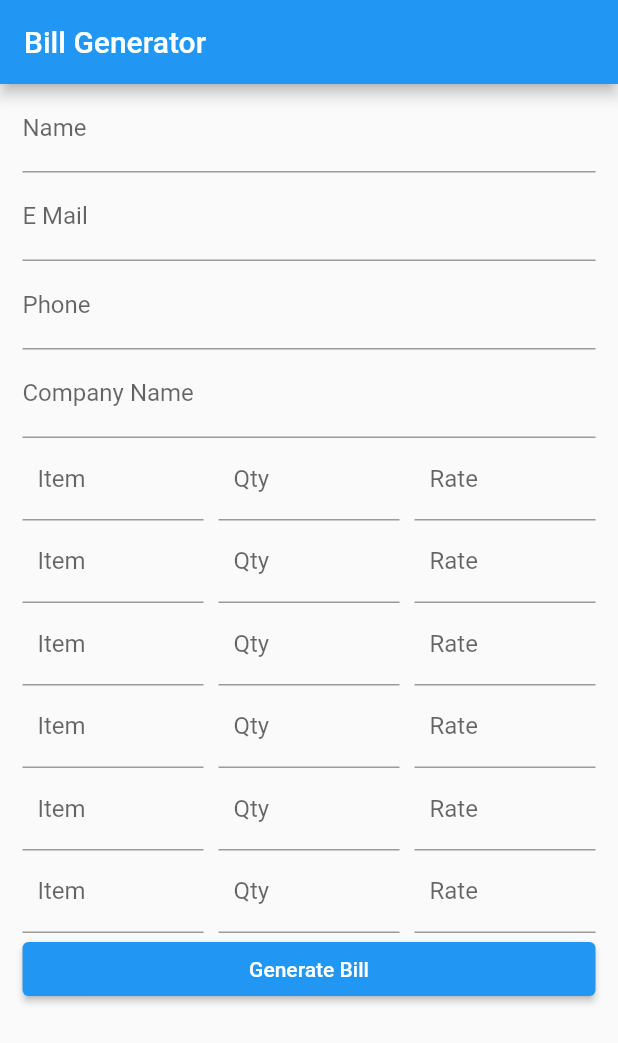
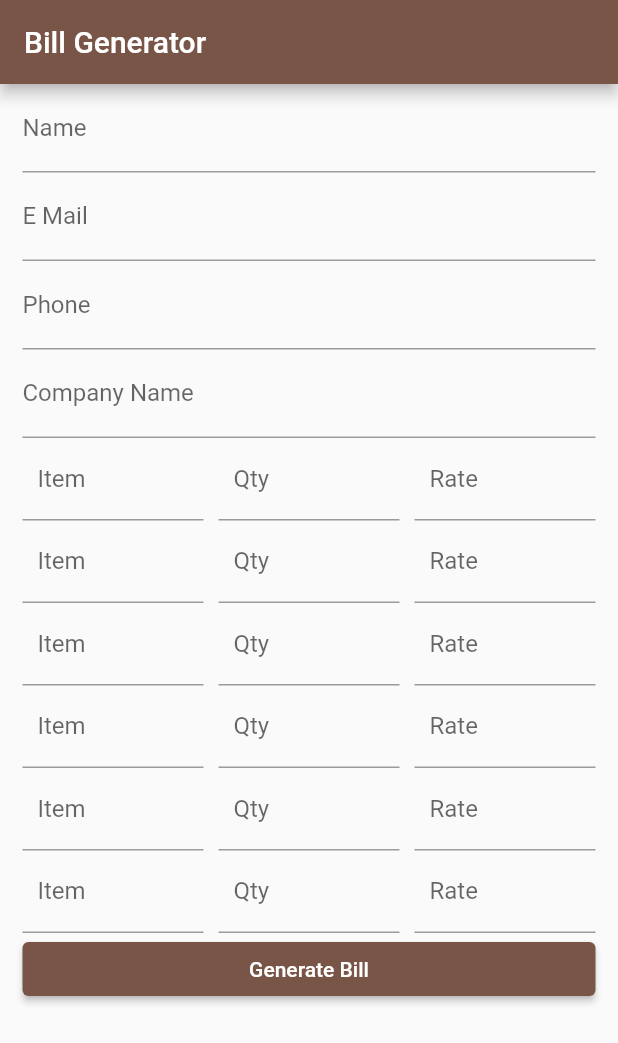
Before and after one commit to Kronos-2701/bill_generator_flutter, a Flutter app: the screen it shows after launch, after a tap on "Generate Bill", on a phone screen of 412 x 824 dp. Shown: the top 1043 px of the screen. Run offline on Flutter 3.47's test engine with Material 2 defaults, Android fonts, the light colour scheme and no system bars; our stand-ins replace open_file; missing offline and left inert: syncfusion_flutter_pdf.

Commit message:
update 2

```diff
--- a/lib/home.dart
+++ b/lib/home.dart
@@ -1,5 +1,4 @@
 import 'dart:io';
-
 import 'package:bill_generator_flutter/input.dart';
 import 'package:bill_generator_flutter/save.dart';
 import 'package:flutter/material.dart';
@@ -14,6 +13,11 @@ class homepage extends StatefulWidget {
 
 class _homepageState extends State<homepage> {
   @override
+  TextEditingController name = TextEditingController();
+  TextEditingController email = TextEditingController();
+  TextEditingController phone = TextEditingController();
+  TextEditingController company = TextEditingController();
+  TextEditingController items = TextEditingController();
   Widget build(BuildContext context) {
     return Scaffold(
       appBar: AppBar(
@@ -24,25 +28,23 @@ class _homepageState extends State<homepage> {
         child: ListView(
           children: [
             TextField(
+              controller: name,
               decoration: InputDecoration(
                 labelText: 'Name',
               ),
             ),
             TextField(
+              controller: email,
               decoration: InputDecoration(
                 labelText: 'E Mail',
-                focusedBorder: OutlineInputBorder(
-                  borderSide: BorderSide(color: Colors.blue, width: 1.0),
-                ),
-                // enabledBorder: OutlineInputBorder(
-                // borderSide: BorderSide(color: Colors.black, width: 1.0),
-                // ),
               ),
             ),
             TextField(
+              controller: phone,
               decoration: InputDecoration(labelText: 'Phone'),
             ),
             TextField(
+              controller: company,
               decoration: InputDecoration(labelText: 'Company Name'),
             ),
             item(),
@@ -51,7 +53,7 @@ class _homepageState extends State<homepage> {
             item(),
             item(),
             item(),
-            ElevatedButton(onPressed: _createPDF, child: Text("Generate Bill"))
+            ElevatedButton(onPressed: _createPDF, child: Text("Generate Bill")),
           ],
         ),
       ),
@@ -61,7 +63,7 @@ class _homepageState extends State<homepage> {
   Future<void> _createPDF() async {
     final PdfDocument document = PdfDocument();
     document.pages.add().graphics.drawString(
-        'Hello World!', PdfStandardFont(PdfFontFamily.helvetica, 12),
+        name.text, PdfStandardFont(PdfFontFamily.helvetica, 12),
         brush: PdfSolidBrush(PdfColor(0, 0, 0)),
         bounds: const Rect.fromLTWH(0, 0, 150, 20));
     List<int> bytes = document.save();
--- a/lib/main.dart
+++ b/lib/main.dart
@@ -11,6 +11,10 @@ class MyApp extends StatelessWidget {
 
   @override
   Widget build(BuildContext context) {
-    return MaterialApp(home: homepage());
+    return MaterialApp(
+        home: homepage(),
+        theme: ThemeData(
+          primarySwatch: Colors.brown,
+        ));
   }
 }
```
Also changed, not shown: 3 other files.
